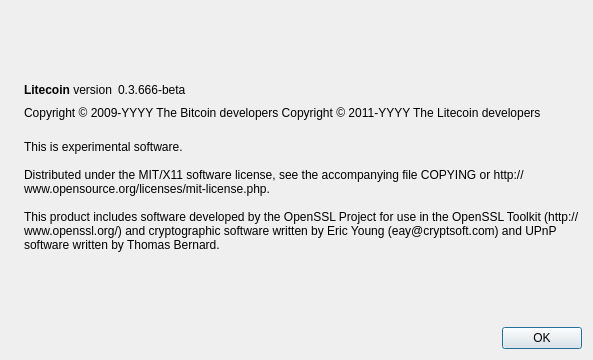
Old version of the form src/qt/forms/aboutdialog.ui in the repository taobaocoin/taobaocoin.
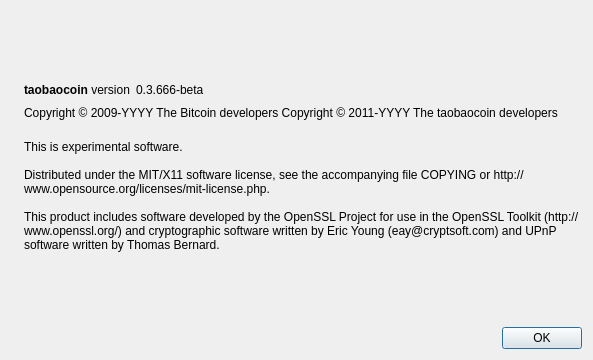
New version of the form. Icons and pictures are not drawn.

Diff of the .ui file:
```diff
--- a/src/qt/forms/aboutdialog.ui
+++ b/src/qt/forms/aboutdialog.ui
@@ -50,7 +50,7 @@
           <cursorShape>IBeamCursor</cursorShape>
          </property>
          <property name="text">
-          <string>&lt;b&gt;Litecoin&lt;/b&gt; version</string>
+          <string>&lt;b&gt;taobaocoin&lt;/b&gt; version</string>
          </property>
          <property name="textInteractionFlags">
           <set>Qt::LinksAccessibleByMouse|Qt::TextSelectableByKeyboard|Qt::TextSelectableByMouse</set>
@@ -92,7 +92,7 @@
        </property>
        <property name="text">
         <string notr="true">Copyright &amp;copy; 2009-YYYY The Bitcoin developers
-Copyright &amp;copy; 2011-YYYY The Litecoin developers</string>
+Copyright &amp;copy; 2011-YYYY The taobaocoin developers</string>
        </property>
        <property name="textFormat">
         <enum>Qt::RichText</enum>
```
Left out of the diff: 2 changed lines with no effect on the pictures.
